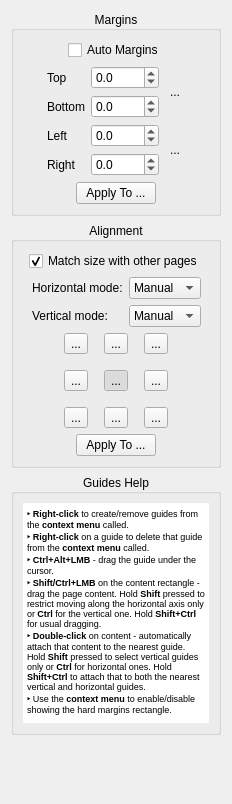
This is src/core/filters/page_layout/OptionsWidget.ui in abandoned-industries/scantailor-spectre as Qt 5 draws it before an edit. The edited form follows.
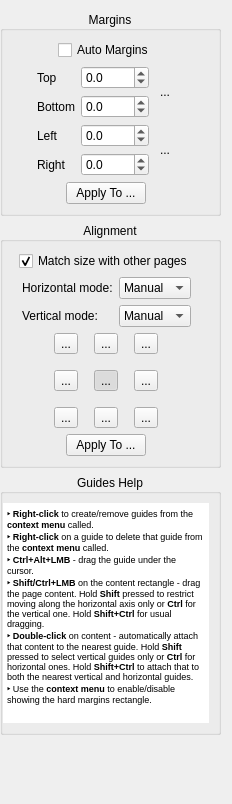
This is the edited form. Icons and pictures are not drawn. Custom widgets are drawn as their Qt base class.

Patch:
```diff
--- a/src/core/filters/page_layout/OptionsWidget.ui
+++ b/src/core/filters/page_layout/OptionsWidget.ui
@@ -14,6 +14,9 @@
    <string>Form</string>
   </property>
   <layout class="QVBoxLayout" name="verticalLayout_4">
+   <property name="leftMargin">
+    <number>0</number>
+   </property>
    <item>
     <widget class="CollapsibleGroupBox" name="marginsGroup">
      <property name="title">
@@ -23,6 +26,9 @@
       <set>Qt::AlignCenter</set>
      </property>
      <layout class="QVBoxLayout" name="verticalLayout">
+      <property name="leftMargin">
+       <number>0</number>
+      </property>
       <item>
        <layout class="QHBoxLayout" name="horizontalLayout">
         <item>
@@ -325,6 +331,9 @@
       <set>Qt::AlignCenter</set>
      </property>
      <layout class="QVBoxLayout" name="verticalLayout_2">
+      <property name="leftMargin">
+       <number>0</number>
+      </property>
       <property name="topMargin">
        <number>9</number>
       </property>
@@ -765,6 +774,9 @@
       <set>Qt::AlignCenter</set>
      </property>
      <layout class="QVBoxLayout" name="verticalLayout_6">
+      <property name="leftMargin">
+       <number>0</number>
+      </property>
       <property name="sizeConstraint">
        <enum>QLayout::SetDefaultConstraint</enum>
       </property>
```
